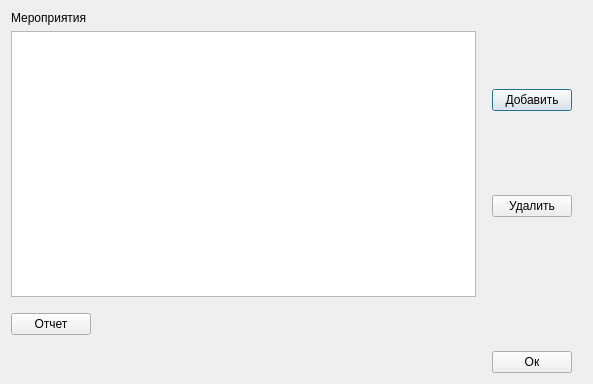
Qt form ui/eventswindow.ui (7enSmile/clientVKR) before a commit.
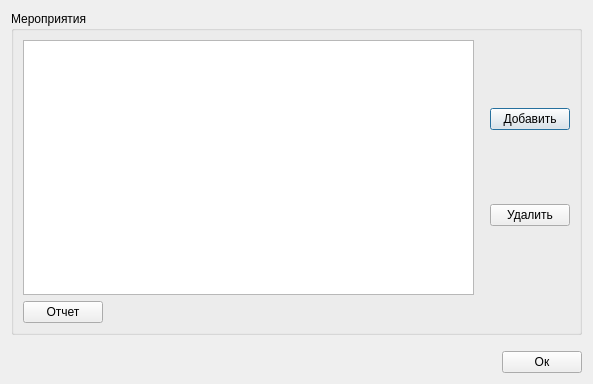
The same form after that commit.

The edit to the form file:
```diff
--- a/ui/eventswindow.ui
+++ b/ui/eventswindow.ui
@@ -15,16 +15,15 @@
   </property>
   <layout class="QVBoxLayout" name="verticalLayout_2">
    <item>
+    <widget class="QGroupBox" name="groupBox">
+     <property name="title">
+      <string>Мероприятия</string>
+     </property>
+     <layout class="QVBoxLayout" name="verticalLayout_4">
+      <item>
     <layout class="QHBoxLayout" name="horizontalLayout">
      <item>
       <layout class="QVBoxLayout" name="verticalLayout_3">
-       <item>
-        <widget class="QLabel" name="label">
-         <property name="text">
-          <string>Мероприятия</string>
-         </property>
-        </widget>
-       </item>
        <item>
         <widget class="QTableView" name="tableViewEvents">
          <attribute name="horizontalHeaderVisible">
@@ -71,40 +70,8 @@
        </item>
       </layout>
      </item>
-     <item>
-      <spacer name="horizontalSpacer_3">
-       <property name="orientation">
-        <enum>Qt::Horizontal</enum>
-       </property>
-       <property name="sizeType">
-        <enum>QSizePolicy::Fixed</enum>
-       </property>
-       <property name="sizeHint" stdset="0">
-        <size>
-         <width>10</width>
-         <height>20</height>
-        </size>
-       </property>
-      </spacer>
-     </item>
-    </layout>
-   </item>
-   <item>
-    <spacer name="verticalSpacer_2">
-     <property name="orientation">
-      <enum>Qt::Vertical</enum>
-     </property>
-     <property name="sizeType">
-      <enum>QSizePolicy::Fixed</enum>
-     </property>
-     <property name="sizeHint" stdset="0">
-      <size>
-       <width>20</width>
-       <height>10</height>
-      </size>
-     </property>
-    </spacer>
-   </item>
+       </layout>
+      </item>
    <item>
     <layout class="QHBoxLayout" name="horizontalLayout_3">
      <item>
@@ -129,6 +96,9 @@
      </item>
     </layout>
    </item>
+     </layout>
+    </widget>
+   </item>
    <item>
     <spacer name="verticalSpacer">
      <property name="orientation">
@@ -167,22 +137,6 @@
        </property>
       </widget>
      </item>
-     <item>
-      <spacer name="horizontalSpacer_4">
-       <property name="orientation">
-        <enum>Qt::Horizontal</enum>
-       </property>
-       <property name="sizeType">
-        <enum>QSizePolicy::Fixed</enum>
-       </property>
-       <property name="sizeHint" stdset="0">
-        <size>
-         <width>10</width>
-         <height>20</height>
-        </size>
-       </property>
-      </spacer>
-     </item>
     </layout>
    </item>
   </layout>
```
Lines whose indentation alone changed are shown as unchanged.
